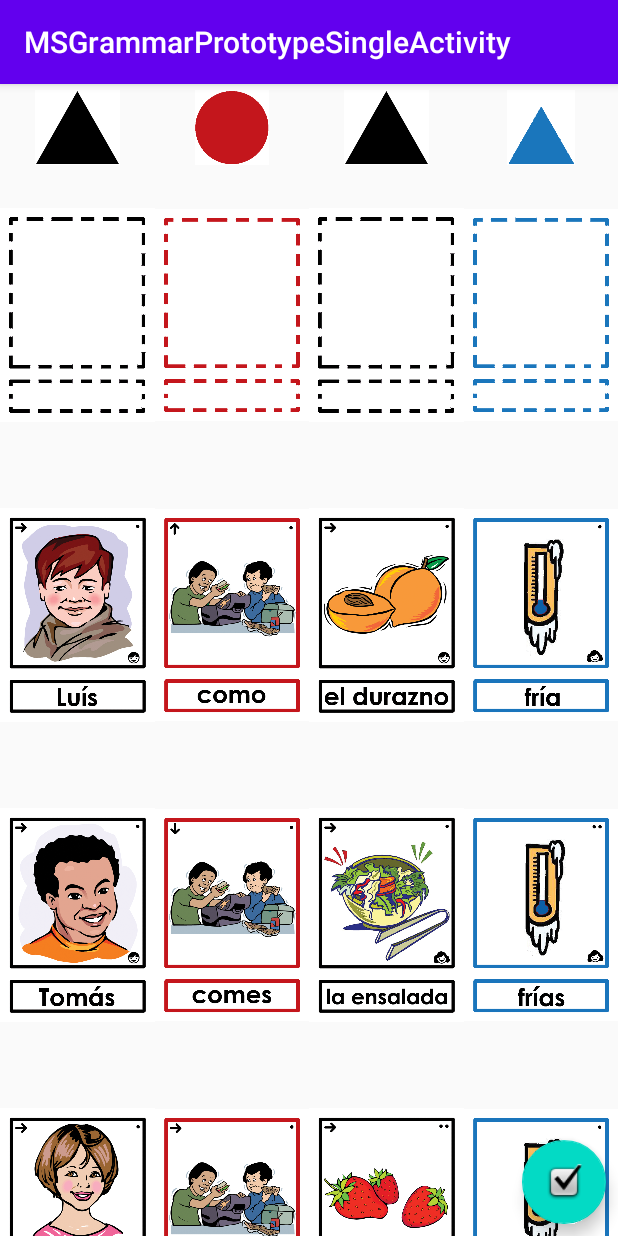
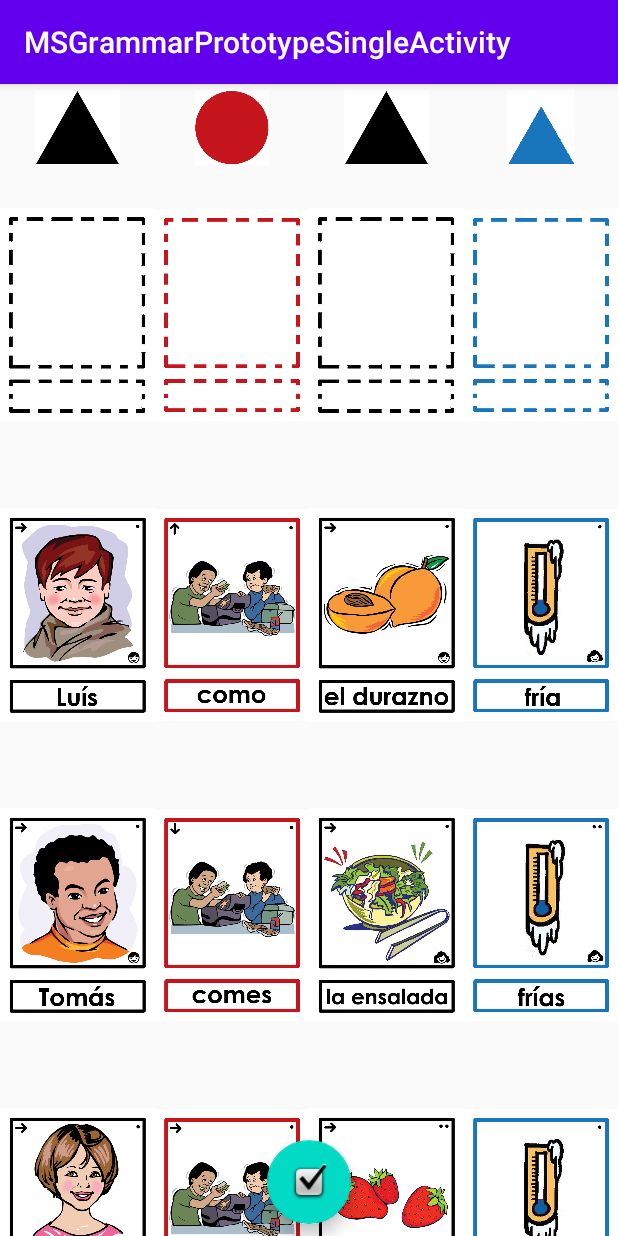
Before and after one commit to MarcoCosta55/MSGrammarPrototypeSingleActivity, an Android app: the screen it shows after launch (MainActivity), on a phone screen of 412 x 824 dp. Run offline under Robolectric (Android 15) with nearby library versions, the phone set to English and light mode, and no system bars.

```diff
--- a/app/src/main/res/layout/activity_main.xml
+++ b/app/src/main/res/layout/activity_main.xml
@@ -133,12 +133,12 @@
         android:id="@+id/checkWorkButton"
         android:layout_width="wrap_content"
         android:layout_height="wrap_content"
-        android:layout_marginEnd="8dp"
         android:layout_marginBottom="8dp"
         android:clickable="true"
         app:fabSize="normal"
         app:layout_constraintBottom_toBottomOf="parent"
         app:layout_constraintEnd_toEndOf="parent"
+        app:layout_constraintStart_toStartOf="parent"
         app:srcCompat="@android:drawable/checkbox_on_background" />
 
 </androidx.constraintlayout.widget.ConstraintLayout>
```
Also changed, not shown: 1 other file.
